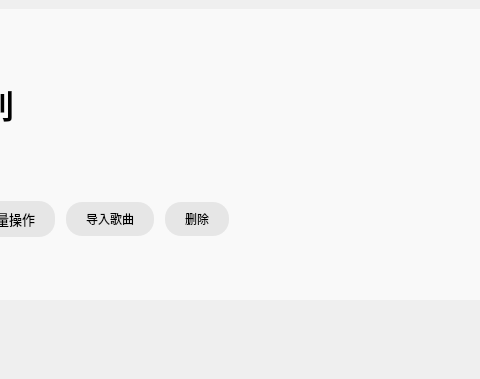
First picture: the form in mainwindow.ui, repository Yuanjie-Su/PandaMusic_v2, before the edit; both pictures show x 151 to 631 and y 0 to 379 of the 1050 by 680 pixel window.
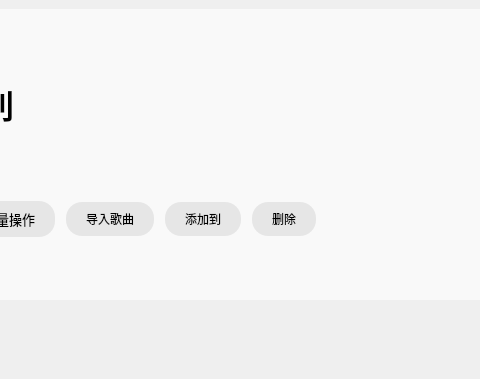
Second picture: the form after the edit. Icons and pictures are not drawn. Custom widgets are drawn as their Qt base class.

Commit message: 批量操作中"添加到"按钮功能完善、"喜欢"列表"取消喜欢"操作完即使刷新界面

```diff
--- a/mainwindow.ui
+++ b/mainwindow.ui
@@ -336,6 +336,29 @@
               </property>
              </widget>
             </item>
+            <item>
+             <widget class="QPushButton" name="btnBatchAddTo">
+              <property name="styleSheet">
+               <string notr="true">QPushButton#btnBatchAddTo {
+background-color: rgb(230,230,230);
+border: none;
+border-radius:16px;
+
+ padding-top: 8px;
+padding-bottom:8px;
+padding-left: 20px;
+padding-right:20px;
+}</string>
+              </property>
+              <property name="text">
+               <string>添加到</string>
+              </property>
+              <property name="icon">
+               <iconset resource="res.qrc">
+                <normaloff>:/icons/images/addToButton.png</normaloff>:/icons/images/addToButton.png</iconset>
+              </property>
+             </widget>
+            </item>
             <item>
              <widget class="QPushButton" name="btnRemoveBatch">
               <property name="styleSheet">
```
The commit also changes 24 other files.
